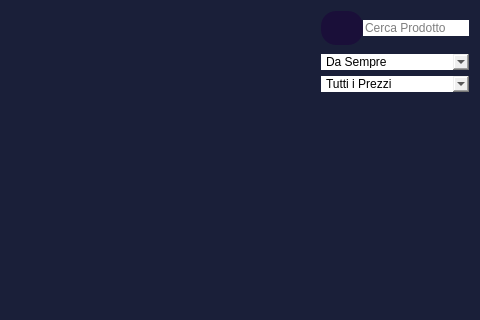
Above: NegozioDelUsatoPython/MVC/View/AdminButtonsViews/prodottiView.ui from LeonUrsu/NegozioDellUsato-ExamIS before the change; both pictures show x 420 to 900 and y 0 to 320 of the 900 by 600 pixel window. Below: the same form after it.
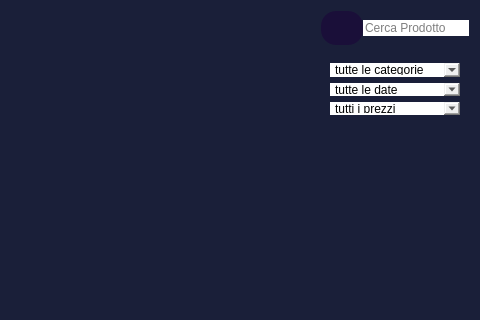
That is the form after the change. Icons and pictures are not drawn.

Commit message: modificata la view e aggiunti alcuni commenti mancanti

Patch:
```diff
--- a/NegozioDelUsatoPython/MVC/View/AdminButtonsViews/prodottiView.ui
+++ b/NegozioDelUsatoPython/MVC/View/AdminButtonsViews/prodottiView.ui
@@ -258,22 +258,22 @@
               <property name="title">
                <string/>
               </property>
-              <layout class="QVBoxLayout">
-               <property name="spacing">
-                <number>6</number>
-               </property>
-               <property name="leftMargin">
-                <number>0</number>
-               </property>
-               <property name="topMargin">
-                <number>0</number>
-               </property>
-               <property name="rightMargin">
-                <number>0</number>
-               </property>
-               <property name="bottomMargin">
-                <number>0</number>
-               </property>
+              <layout class="QVBoxLayout" name="verticalLayout_3">
+               <item>
+                <widget class="QComboBox" name="filtraPerCategoria">
+                 <property name="cursor">
+                  <cursorShape>PointingHandCursor</cursorShape>
+                 </property>
+                 <property name="currentText">
+                  <string>tutte le categorie</string>
+                 </property>
+                 <item>
+                  <property name="text">
+                   <string>tutte le categorie</string>
+                  </property>
+                 </item>
+                </widget>
+               </item>
                <item>
                 <widget class="QComboBox" name="filtraPerData">
                  <property name="cursor">
@@ -281,7 +281,7 @@
                  </property>
                  <item>
                   <property name="text">
-                   <string>Da Sempre</string>
+                   <string>tutte le date</string>
                   </property>
                  </item>
                  <item>
@@ -307,11 +307,11 @@
                   <cursorShape>PointingHandCursor</cursorShape>
                  </property>
                  <property name="currentText">
-                  <string>Tutti i Prezzi</string>
+                  <string>tutti i prezzi</string>
                  </property>
                  <item>
                   <property name="text">
-                   <string>Tutti i Prezzi</string>
+                   <string>tutti i prezzi</string>
                   </property>
                  </item>
                  <item>
```
The commit also changes 15 other files.
